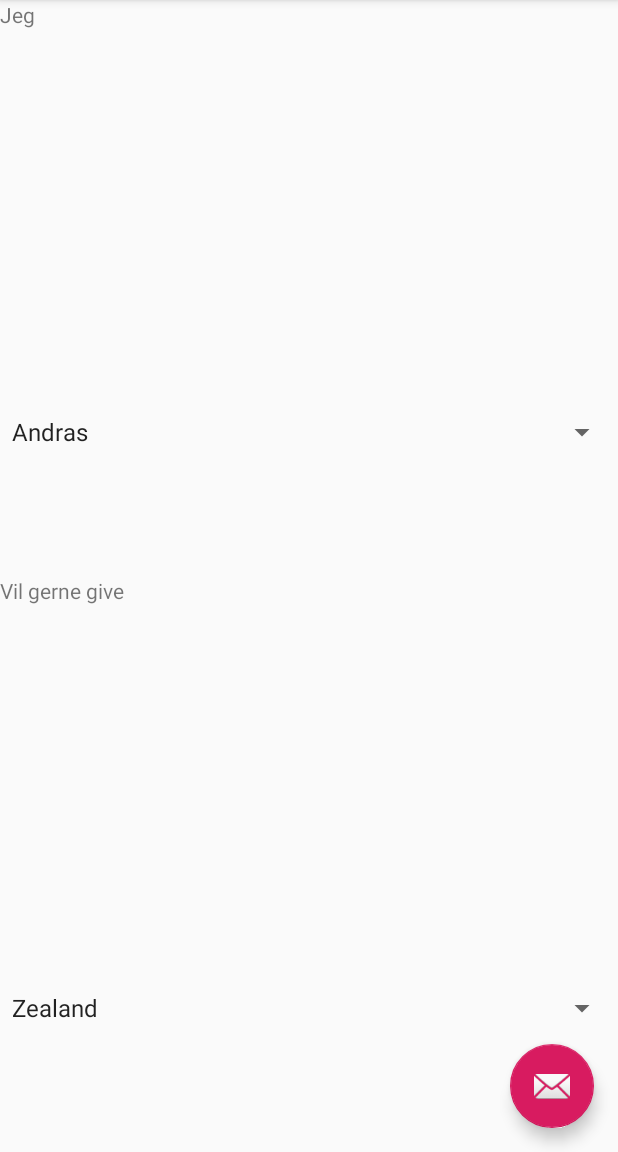
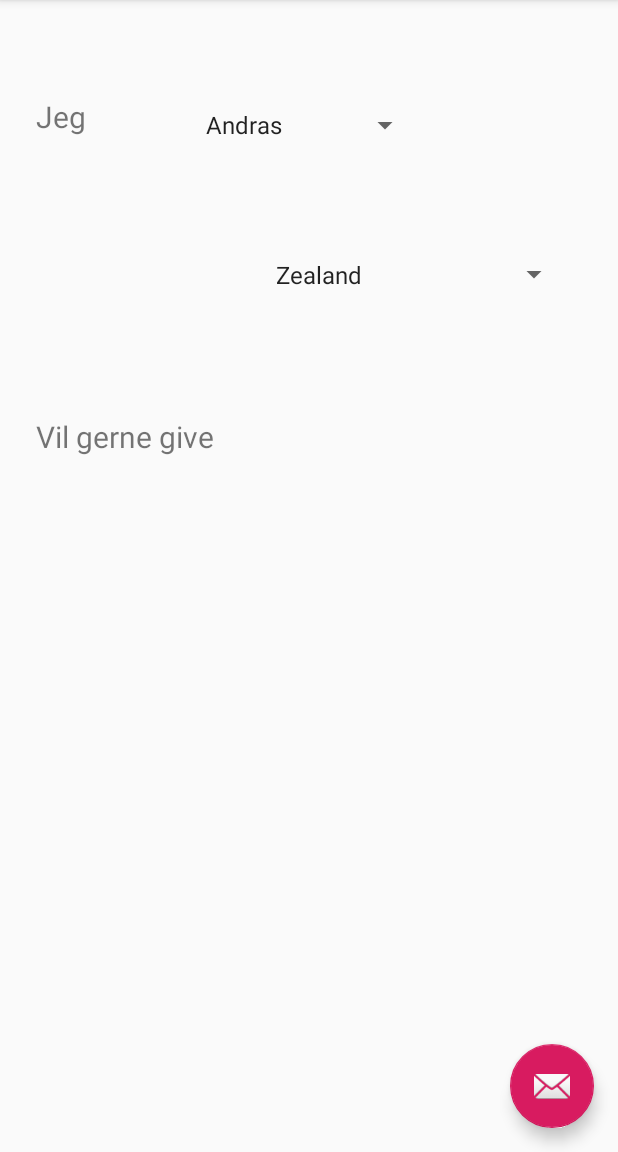
Before and after one commit to pete8550/ConsentCoin, an Android app: the GivTilladelse screen opened directly, with no data from a screen before it, on a phone screen of 412 x 824 dp, the part 84-1236 px from its top. Run offline under Robolectric (Android 15) with nearby library versions, the phone set to English and light mode, and no system bars.

Commit message:
nyt layout men anmodning virker ikke

```diff
--- a/app/src/main/res/layout/content_giv_tilladelse.xml
+++ b/app/src/main/res/layout/content_giv_tilladelse.xml
@@ -1,39 +1,74 @@
 <?xml version="1.0" encoding="utf-8"?>
-<LinearLayout xmlns:android="http://schemas.android.com/apk/res/android"
+<android.support.constraint.ConstraintLayout xmlns:android="http://schemas.android.com/apk/res/android"
     xmlns:app="http://schemas.android.com/apk/res-auto"
     xmlns:tools="http://schemas.android.com/tools"
     android:layout_width="match_parent"
     android:layout_height="match_parent"
+    android:orientation="vertical"
     app:layout_behavior="@string/appbar_scrolling_view_behavior"
     tools:context=".GivTilladelse"
-    tools:showIn="@layout/app_bar_giv_tilladelse"
-    android:orientation="vertical">
+    tools:showIn="@layout/app_bar_giv_tilladelse">
 
 
     <TextView
+        android:id="@+id/textView3"
         android:layout_width="wrap_content"
-        android:layout_height="0dp"
+        android:layout_height="wrap_content"
+        android:layout_marginStart="24dp"
+        android:layout_marginLeft="24dp"
+        android:layout_marginTop="64dp"
+        android:layout_marginEnd="48dp"
+        android:layout_marginRight="48dp"
         android:layout_weight="1"
-        android:text="Jeg"/>
+        android:text="Jeg"
+        android:textSize="20dp"
+        app:layout_constraintEnd_toStartOf="@+id/brugernavn_spinner"
+        app:layout_constraintStart_toStartOf="parent"
+        app:layout_constraintTop_toTopOf="parent" />
+
 
     <Spinner
         android:id="@+id/brugernavn_spinner"
-        android:layout_width="fill_parent"
-        android:layout_height="0dp"
-        android:layout_weight="1" />
+        android:layout_width="151dp"
+        android:layout_height="36dp"
+        android:layout_marginStart="72dp"
+        android:layout_marginLeft="72dp"
+        android:layout_marginTop="60dp"
+        android:layout_marginBottom="8dp"
+        android:layout_weight="1"
+        app:layout_constraintBottom_toTopOf="@+id/virksomhed_spinner"
+        app:layout_constraintStart_toEndOf="@+id/textView3"
+        app:layout_constraintTop_toTopOf="parent"
+        app:layout_constraintVertical_bias="0.083" />
+
 
     <TextView
-        android:layout_width="wrap_content"
-        android:layout_height="0dp"
+        android:id="@+id/textView2"
+        android:layout_width="127dp"
+        android:layout_height="28dp"
+        android:layout_marginStart="24dp"
+        android:layout_marginLeft="24dp"
+        android:layout_marginTop="8dp"
+        android:layout_marginBottom="316dp"
         android:layout_weight="1"
-        android:text="Vil gerne give"/>
+        android:text="Vil gerne give"
+        android:textSize="20dp"
+        app:layout_constraintBottom_toBottomOf="parent"
+        app:layout_constraintStart_toStartOf="parent"
+        app:layout_constraintTop_toTopOf="parent"
+        app:layout_constraintVertical_bias="0.647" />
+
 
     <Spinner
         android:id="@+id/virksomhed_spinner"
-        android:layout_width="fill_parent"
-        android:layout_height="0dp"
-        android:layout_weight="1" />
+        android:layout_width="204dp"
+        android:layout_height="30dp"
+        android:layout_marginStart="176dp"
+        android:layout_marginLeft="176dp"
+        android:layout_marginTop="168dp"
+        android:layout_weight="1"
+        app:layout_constraintStart_toStartOf="parent"
+        app:layout_constraintTop_toTopOf="parent" />
 
 
-
-</LinearLayout>
+</android.support.constraint.ConstraintLayout>
```
Also changed, not shown: app/src/main/AndroidManifest.xml (+8 -5 lines), app/src/main/res/layout/content_anmodning.xml (+18 -10 lines).
